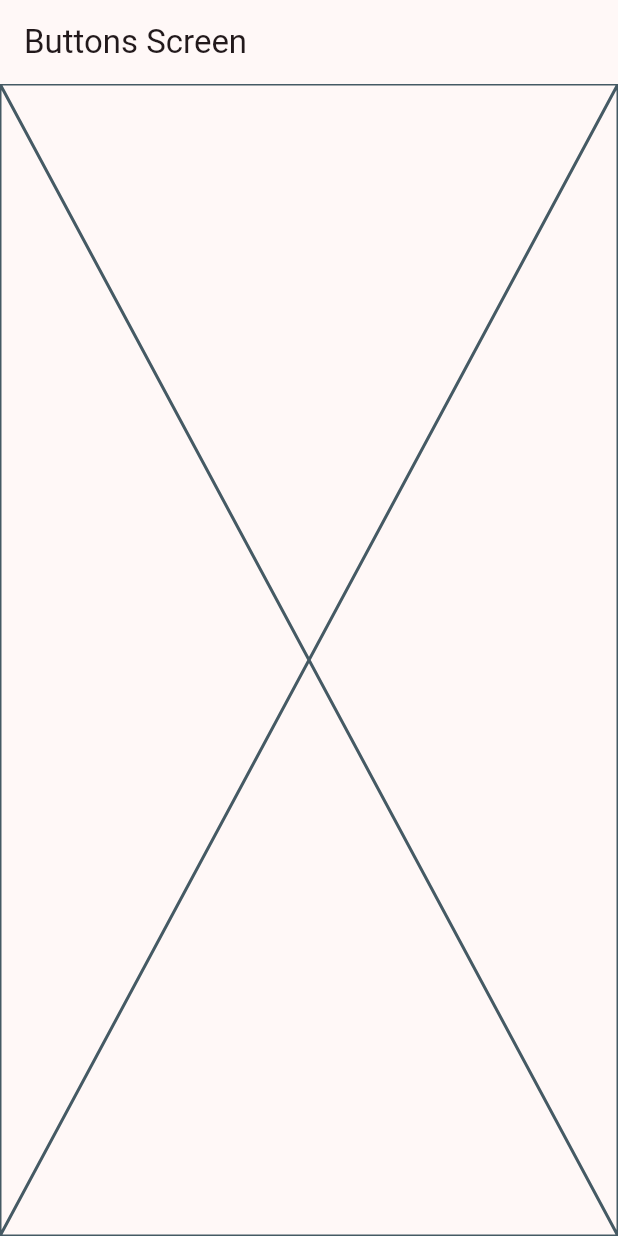
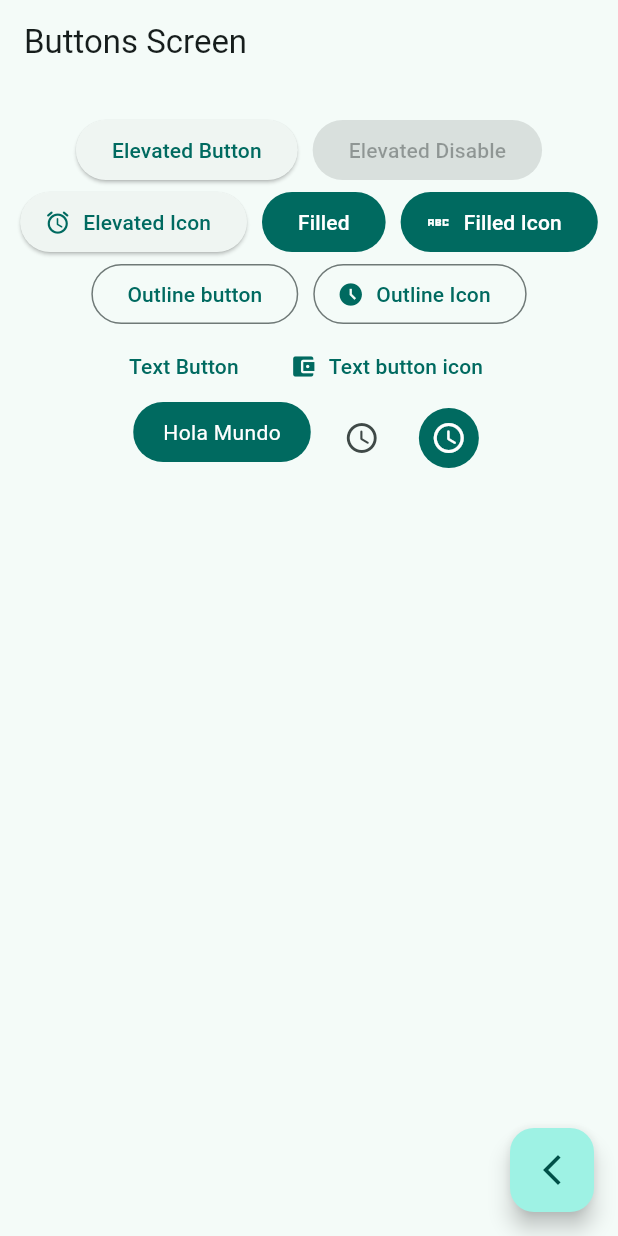
Before and after one commit to joseeliezerr/WidgetApp, a Flutter app: the ButtonsScreen screen opened by its route, on a phone screen of 412 x 824 dp. Run offline on Flutter 3.47's test engine with Material 2 defaults, Android fonts, the phone set to English and light mode, and no system bars; our stand-ins replace go_router.

Commit message:
buttons screen finished

```diff
--- a/lib/main.dart
+++ b/lib/main.dart
@@ -17,7 +17,7 @@ class MainApp extends StatelessWidget {
     return  MaterialApp.router(
       routerConfig: appRouter,
       debugShowCheckedModeBanner: false,
-      theme: AppTheme(selectedColor:8).getTheme(),
+      theme: AppTheme(selectedColor:1).getTheme(),
 
     );
   }
--- a/lib/presentation/screens/buttons/buttons_screen.dart
+++ b/lib/presentation/screens/buttons/buttons_screen.dart
@@ -1,8 +1,9 @@
 import 'package:flutter/material.dart';
+import 'package:go_router/go_router.dart';
 
 class ButtonsScreen extends StatelessWidget {
   const ButtonsScreen({super.key});
-  static const String name='button_screen';
+  static const String name = 'button_screen';
 
   @override
   Widget build(BuildContext context) {
@@ -10,9 +11,90 @@ class ButtonsScreen extends StatelessWidget {
       appBar: AppBar(
         title: Text('Buttons Screen'),
       ),
-      body: Placeholder(
-
+      body: _buttonsview(),
+      floatingActionButton: FloatingActionButton(
+        onPressed: () {
+          context.pop();
+        },
+        child: Icon(Icons.arrow_back_ios_new_outlined),
       ),
     );
   }
 }
+
+class _buttonsview extends StatelessWidget {
+  const _buttonsview({
+    super.key,
+  });
+
+  @override
+  Widget build(BuildContext context) {
+    final colors = Theme.of(context).colorScheme;
+    return SizedBox(
+      width: double.infinity,
+      child: Padding(
+        padding: EdgeInsets.symmetric(horizontal: 10, vertical: 20),
+        child: Wrap(
+          spacing: 10,
+          alignment: WrapAlignment.center,
+          children: [
+            ElevatedButton(
+                onPressed: () {}, child: const Text('Elevated Button')),
+            const ElevatedButton(
+                onPressed: null, child: Text('Elevated Disable')),
+            ElevatedButton.icon(
+                onPressed: () {},
+                icon: Icon(Icons.access_alarm_rounded),
+                label: Text('Elevated Icon')),
+            FilledButton(onPressed: () {}, child: Text('Filled')),
+            FilledButton.icon(
+                onPressed: () {},
+                icon: Icon(Icons.abc_sharp),
+                label: Text('Filled Icon')),
+            OutlinedButton(onPressed: () {}, child: Text('Outline button')),
+            OutlinedButton.icon(
+                onPressed: () {},
+                icon: Icon(Icons.access_time_filled),
+                label: Text('Outline Icon')),
+            TextButton(onPressed: () {}, child: Text('Text Button')),
+            TextButton.icon(
+                onPressed: () {},
+                icon: Icon(Icons.account_balance_wallet),
+                label: Text('Text button icon')),
+            const CustomButton(),
+            IconButton(onPressed: () {}, icon: Icon(Icons.access_time_rounded)),
+            IconButton(
+              onPressed: () {},
+              icon: Icon(Icons.access_time_rounded),
+              style: ButtonStyle(
+                  backgroundColor: MaterialStatePropertyAll(colors.primary),
+                  iconColor: MaterialStatePropertyAll(Colors.white)),
+            ),
+          ],
+        ),
+      ),
+    );
+  }
+}
+
+class CustomButton extends StatelessWidget {
+  const CustomButton({super.key});
+
+  @override
+  Widget build(BuildContext context) {
+    final colors=Theme.of(context).colorScheme;
+    return ClipRRect(
+      borderRadius: BorderRadius.circular(20),
+      child: Material(
+        color:colors.primary ,
+        child: InkWell(
+          onTap: (){},
+          child: Padding(
+              padding: EdgeInsets.symmetric(horizontal: 20, vertical: 10),
+              child: Text('Hola Mundo',style: TextStyle(color: Colors.white)),
+              ),
+        ),
+      ),
+    );
+  }
+}
--- a/lib/presentation/screens/home/home_screen.dart
+++ b/lib/presentation/screens/home/home_screen.dart
@@ -51,8 +51,8 @@ class _CustomListTitle extends StatelessWidget {
       subtitle: Text(menuItem.subTitle),
       onTap: () {
       //context Navigator.pushNamed(context, menuItem.link);
-     // context.push(menuItem.link);
-     context.pushNamed(CardsScreen.name);
+      context.push(menuItem.link);
+    // context.pushNamed(CardsScreen.name)
       },
     );
   }
```
